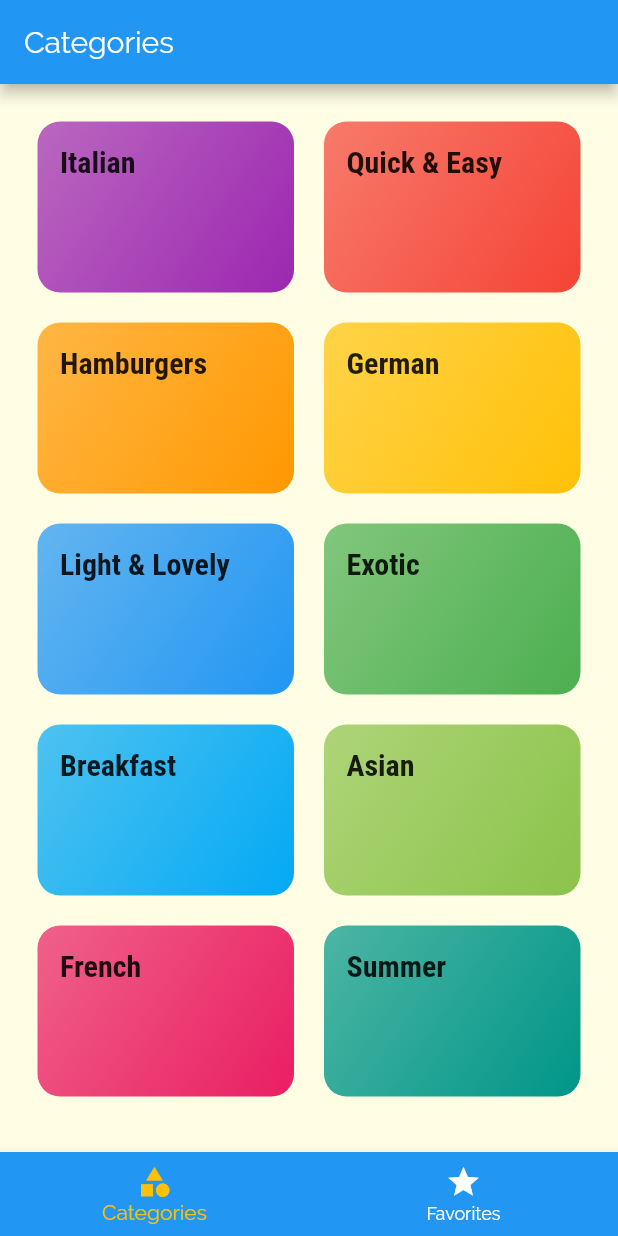
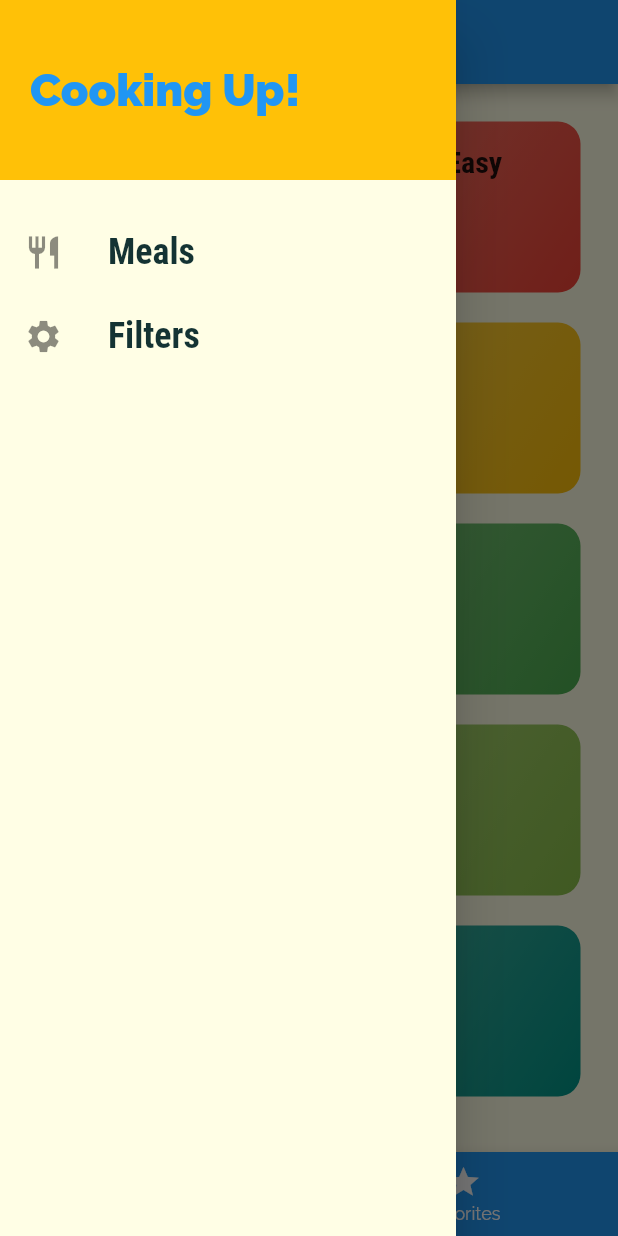
Before and after one commit to supertrens/Flutter_Exploring, a Flutter app: the screen it shows after launch, with the side drawer open (before the commit the screen has no drawer), on a phone screen of 412 x 824 dp. Run offline on Flutter 3.47's test engine with Material 2 defaults, Android fonts, the phone set to English and light mode, and no system bars.

Commit message:
add drawer to navigate through the app

```diff
--- a/meals_app/lib/main.dart
+++ b/meals_app/lib/main.dart
@@ -1,5 +1,6 @@
 import 'package:flutter/material.dart';
 
+import './screens/filters.dart';
 import './screens/tabs.dart';
 import './screens/meal_details.dart';
 import './screens/category_meals.dart';
@@ -37,8 +38,10 @@ class MyApp extends StatelessWidget {
         // "/":(ctx) => TabsScreen(),
         CategoryMealsScreen.routeName: (ctx) => CategoryMealsScreen(),
         MealDetailScreen.routeName: (ctx) => MealDetailScreen(),
+        FilterScreen.routeName: (ctx) => FilterScreen(),
       },
-      onUnknownRoute: (settings) { //404 page
+      onUnknownRoute: (settings) {
+        //404 page
         return MaterialPageRoute(builder: (ctx) => CategoriesScreen());
       },
     );
--- /dev/null
+++ b/meals_app/lib/screens/filters.dart
@@ -0,0 +1,20 @@
+import 'package:flutter/material.dart';
+
+import '../widgets/main_drawer.dart';
+
+class FilterScreen extends StatelessWidget {
+  static const routeName = "/filters";
+
+  @override
+  Widget build(BuildContext context) {
+    return Scaffold(
+      appBar: AppBar(
+        title: Text("Your filters"),
+      ),
+      drawer: MainDrawer(),
+      body: Center(
+        child: Text("Filter Screen"),
+      ),
+    );
+  }
+}
--- a/meals_app/lib/screens/tabs.dart
+++ b/meals_app/lib/screens/tabs.dart
@@ -1,5 +1,6 @@
 import 'package:flutter/material.dart';
 
+import '../widgets/main_drawer.dart';
 import '../screens/favorites.dart';
 import '../screens/categories.dart';
 
@@ -31,6 +32,7 @@ class _TabsScreenState extends State<TabsScreen> {
       appBar: AppBar(
         title: Text(_pages[_selectedPageIndex]['title']),
       ),
+      drawer:MainDrawer(),
       body: _pages[_selectedPageIndex]['page'],
       bottomNavigationBar: BottomNavigationBar(
         onTap: _selectPage,
--- /dev/null
+++ b/meals_app/lib/widgets/main_drawer.dart
@@ -0,0 +1,54 @@
+import 'package:flutter/material.dart';
+
+import '../screens/filters.dart';
+
+class MainDrawer extends StatelessWidget {
+  @override
+  Widget build(BuildContext context) {
+    return Drawer(
+      child: Column(
+        children: <Widget>[
+          Container(
+            height: 120,
+            width: double.infinity,
+            padding: EdgeInsets.all(20),
+            alignment: Alignment.centerLeft,
+            color: Theme.of(context).accentColor,
+            child: Text(
+              "Cooking Up!",
+              style: TextStyle(
+                fontWeight: FontWeight.w900,
+                fontSize: 30,
+                color: Theme.of(context).primaryColor,
+              ),
+            ),
+          ),
+          SizedBox(height: 20),
+          buildListTile(Icons.restaurant, "Meals", () {
+            Navigator.of(context).pushReplacementNamed("/");
+          }),
+          buildListTile(Icons.settings, "Filters", () {
+            Navigator.of(context).pushReplacementNamed(FilterScreen.routeName);
+          }),
+        ],
+      ),
+    );
+  }
+
+  ListTile buildListTile(IconData icon, String title, Function tapHandler) {
+    return ListTile(
+      leading: Icon(
+        icon,
+        size: 26,
+      ),
+      title: Text(
+        title,
+        style: TextStyle(
+            fontFamily: "RobotoCondensed",
+            fontSize: 24,
+            fontWeight: FontWeight.bold),
+      ),
+      onTap: tapHandler,
+    );
+  }
+}
```
